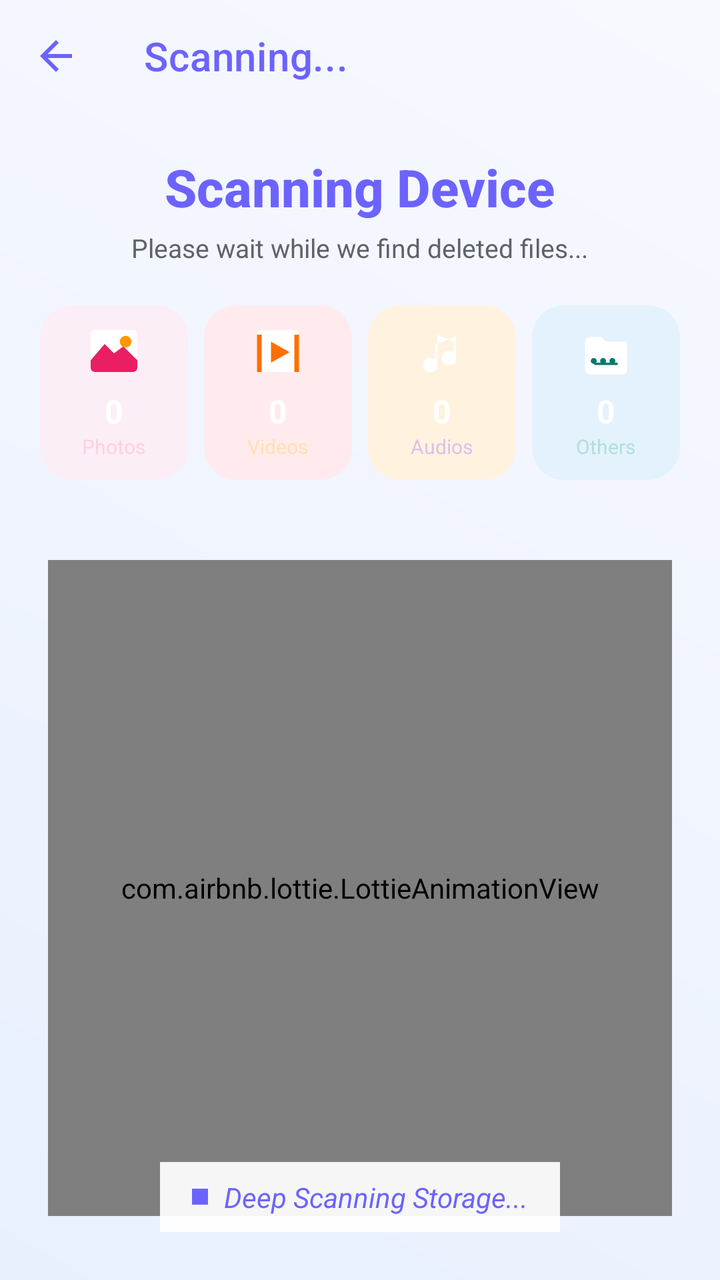
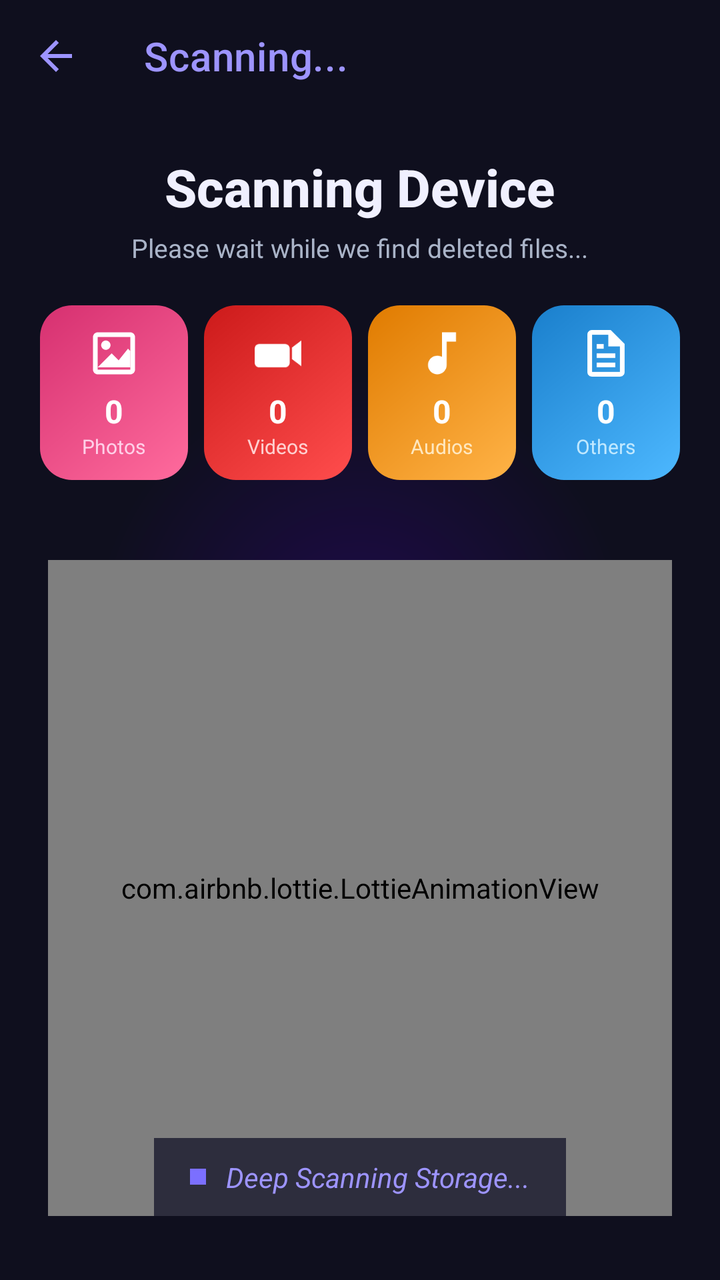

An Android layout rendered at two revisions. The XML below is the earlier revision; the diff shows what the commit changed to produce the second picture.
<!-- AndroidManifest.xml: application theme Theme.PhotoRecoveryNew -->
<!-- res/layout/activity_scanning.xml -->
<?xml version="1.0" encoding="utf-8"?>
<RelativeLayout xmlns:android="http://schemas.android.com/apk/res/android"
    xmlns:app="http://schemas.android.com/apk/res-auto"
    xmlns:tools="http://schemas.android.com/tools"
    android:layout_width="match_parent"
    android:layout_height="match_parent"
    android:background="@drawable/bg_scan_screen"
    tools:context=".activity.ScanningActivity">

    
    <com.google.android.material.appbar.AppBarLayout
        android:id="@+id/appbar"
        android:layout_width="match_parent"
        android:layout_height="wrap_content"
        android:background="@android:color/transparent"
        android:elevation="0dp">

        <com.google.android.material.appbar.MaterialToolbar
            android:id="@+id/toolBar"
            android:layout_width="match_parent"
            android:layout_height="?attr/actionBarSize"
            android:background="@android:color/transparent"
            app:title="Scanning..."
            app:titleTextColor="@color/colorPrimary"
            app:navigationIcon="@drawable/ic_back"
            app:navigationIconTint="@color/colorPrimary" />
    </com.google.android.material.appbar.AppBarLayout>

    
    <RelativeLayout
        android:id="@+id/ll1"
        android:layout_width="match_parent"
        android:layout_height="match_parent"
        android:layout_below="@id/appbar"
        android:layout_above="@id/adsView">

        
        <LinearLayout
            android:id="@+id/titleLayout"
            android:layout_width="wrap_content"
            android:layout_height="wrap_content"
            android:orientation="vertical"
            android:gravity="center"
            android:layout_centerHorizontal="true"
            android:layout_marginTop="20dp">

            <TextView
                android:layout_width="wrap_content"
                android:layout_height="wrap_content"
                android:text="Scanning Device"
                android:textColor="@color/colorPrimary"
                android:textSize="26sp"
                android:textStyle="bold"
                android:fontFamily="sans-serif-medium"/>

            <TextView
                android:layout_width="wrap_content"
                android:layout_height="wrap_content"
                android:text="Please wait while we find deleted files..."
                android:textColor="@color/colorTextSecondary"
                android:textSize="13sp"
                android:layout_marginTop="4dp"/>
        </LinearLayout>

        
        <LinearLayout
            android:id="@+id/ll_counts"
            android:layout_width="match_parent"
            android:layout_height="wrap_content"
            android:orientation="horizontal"
            android:gravity="center"
            android:layout_below="@id/titleLayout"
            android:layout_marginTop="20dp"
            android:layout_marginHorizontal="16dp"
            android:weightSum="4">

            
            <LinearLayout
                android:layout_width="0dp"
                android:layout_height="wrap_content"
                android:layout_weight="1"
                android:layout_marginHorizontal="4dp"
                android:orientation="vertical"
                android:gravity="center"
                android:background="@drawable/bg_card_photos"
                android:padding="10dp">
                <ImageView
                    android:layout_width="28dp"
                    android:layout_height="28dp"
                    android:src="@drawable/ic_category_photos"/>
                <TextView
                    android:id="@+id/noOfImage"
                    android:layout_width="wrap_content"
                    android:layout_height="wrap_content"
                    android:text="0"
                    android:textColor="@color/white"
                    android:textSize="16sp"
                    android:textStyle="bold"
                    android:layout_marginTop="4dp"/>
                <TextView
                    android:layout_width="wrap_content"
                    android:layout_height="wrap_content"
                    android:text="Photos"
                    android:textColor="#FFD0DE"
                    android:textSize="10sp"/>
            </LinearLayout>

            
            <LinearLayout
                android:layout_width="0dp"
                android:layout_height="wrap_content"
                android:layout_weight="1"
                android:layout_marginHorizontal="4dp"
                android:orientation="vertical"
                android:gravity="center"
                android:background="@drawable/bg_card_videos"
                android:padding="10dp">
                <ImageView
                    android:layout_width="28dp"
                    android:layout_height="28dp"
                    android:src="@drawable/ic_category_videos"/>
                <TextView
                    android:id="@+id/noOfVideo"
                    android:layout_width="wrap_content"
                    android:layout_height="wrap_content"
                    android:text="0"
                    android:textColor="@color/white"
                    android:textSize="16sp"
                    android:textStyle="bold"
                    android:layout_marginTop="4dp"/>
                <TextView
                    android:layout_width="wrap_content"
                    android:layout_height="wrap_content"
                    android:text="Videos"
                    android:textColor="#FFE0B2"
                    android:textSize="10sp"/>
            </LinearLayout>

            
            <LinearLayout
                android:layout_width="0dp"
                android:layout_height="wrap_content"
                android:layout_weight="1"
                android:layout_marginHorizontal="4dp"
                android:orientation="vertical"
                android:gravity="center"
                android:background="@drawable/bg_card_audios"
                android:padding="10dp">
                <ImageView
                    android:layout_width="28dp"
                    android:layout_height="28dp"
                    android:src="@drawable/ic_category_audios"/>
                <TextView
                    android:id="@+id/noOfAudio"
                    android:layout_width="wrap_content"
                    android:layout_height="wrap_content"
                    android:text="0"
                    android:textColor="@color/white"
                    android:textSize="16sp"
                    android:textStyle="bold"
                    android:layout_marginTop="4dp"/>
                <TextView
                    android:layout_width="wrap_content"
                    android:layout_height="wrap_content"
                    android:text="Audios"
                    android:textColor="#E1BEE7"
                    android:textSize="10sp"/>
            </LinearLayout>

            
            <LinearLayout
                android:layout_width="0dp"
                android:layout_height="wrap_content"
                android:layout_weight="1"
                android:layout_marginHorizontal="4dp"
                android:orientation="vertical"
                android:gravity="center"
                android:background="@drawable/bg_card_others"
                android:padding="10dp">
                <ImageView
                    android:layout_width="28dp"
                    android:layout_height="28dp"
                    android:src="@drawable/ic_category_others"/>
                <TextView
                    android:id="@+id/noOfOthers"
                    android:layout_width="wrap_content"
                    android:layout_height="wrap_content"
                    android:text="0"
                    android:textColor="@color/white"
                    android:textSize="16sp"
                    android:textStyle="bold"
                    android:layout_marginTop="4dp"/>
                <TextView
                    android:layout_width="wrap_content"
                    android:layout_height="wrap_content"
                    android:text="Others"
                    android:textColor="#B2DFDB"
                    android:textSize="10sp"/>
            </LinearLayout>
        </LinearLayout>

        
        <RelativeLayout
            android:layout_width="match_parent"
            android:layout_height="match_parent"
            android:layout_below="@id/ll_counts"
            android:layout_marginTop="16dp"
            android:layout_marginBottom="8dp">

            <com.airbnb.lottie.LottieAnimationView
                android:id="@+id/animation_view"
                android:layout_width="match_parent"
                android:layout_height="match_parent"
                android:layout_margin="24dp"
                app:lottie_autoPlay="true"
                app:lottie_loop="true"
                app:lottie_rawRes="@raw/redar1" />

            
            <LinearLayout
                android:layout_width="wrap_content"
                android:layout_height="wrap_content"
                android:layout_alignParentBottom="true"
                android:layout_centerHorizontal="true"
                android:layout_marginBottom="16dp"
                android:orientation="horizontal"
                android:gravity="center_vertical"
                android:background="#EEFFFFFF"
                android:paddingHorizontal="16dp"
                android:paddingVertical="8dp">
                <View
                    android:layout_width="8dp"
                    android:layout_height="8dp"
                    android:background="@color/colorPrimary"
                    android:layout_marginEnd="8dp"/>
                <TextView
                    android:layout_width="wrap_content"
                    android:layout_height="wrap_content"
                    android:text="Deep Scanning Storage..."
                    android:textColor="@color/colorPrimary"
                    android:textSize="14sp"
                    android:textStyle="italic"/>
            </LinearLayout>
        </RelativeLayout>
    </RelativeLayout>

    
    <FrameLayout
        android:id="@+id/adsView"
        android:layout_width="match_parent"
        android:layout_height="wrap_content"
        android:layout_alignParentBottom="true"
        android:background="@color/colorSurface"/>

</RelativeLayout>
<!-- resources referenced by this layout -->
<resources>
  <color name="colorPrimary">#6C63FF</color>
  <color name="colorSurface">#FFFFFF</color>
  <color name="colorTextSecondary">#5F6368</color>
  <!-- drawable bg_card_audios (drawable) -->
  <?xml version="1.0" encoding="utf-8"?>
  <shape xmlns:android="http://schemas.android.com/apk/res/android"
      android:shape="rectangle">
      <solid android:color="#FFF3E0"/>
      <corners android:radius="16dp"/>
  </shape>
  <!-- drawable bg_card_others (drawable) -->
  <?xml version="1.0" encoding="utf-8"?>
  <shape xmlns:android="http://schemas.android.com/apk/res/android"
      android:shape="rectangle">
      <solid android:color="#E3F2FD"/>
      <corners android:radius="16dp"/>
  </shape>
  <!-- drawable bg_card_photos (drawable) -->
  <?xml version="1.0" encoding="utf-8"?>
  <shape xmlns:android="http://schemas.android.com/apk/res/android"
      android:shape="rectangle">
      <solid android:color="#FCEEF6"/>
      <corners android:radius="16dp"/>
  </shape>
  <!-- drawable bg_card_videos (drawable) -->
  <?xml version="1.0" encoding="utf-8"?>
  <shape xmlns:android="http://schemas.android.com/apk/res/android"
      android:shape="rectangle">
      <solid android:color="#FFEBEE"/>
      <corners android:radius="16dp"/>
  </shape>
  <!-- drawable bg_scan_screen (drawable) -->
  <?xml version="1.0" encoding="utf-8"?>
  <shape xmlns:android="http://schemas.android.com/apk/res/android"
      android:shape="rectangle">
      <gradient
          android:angle="225"
          android:startColor="#F8F9FF"
          android:endColor="#E8F0FE"
          android:type="linear"/>
  </shape>
  <!-- drawable ic_category_audios (drawable) -->
  <?xml version="1.0" encoding="utf-8"?>
  <vector xmlns:android="http://schemas.android.com/apk/res/android"
      android:width="48dp"
      android:height="48dp"
      android:viewportWidth="48"
      android:viewportHeight="48">
      
      <path
          android:fillColor="#FFFFFF"
          android:pathData="M20,8 L20,34 Q20,40 14,40 Q8,40 8,34 Q8,28 14,28 Q16,28 18,29 L18,16 L36,10 L36,28 Q36,34 30,34 Q24,34 24,28 Q24,22 30,22 Q32,22 34,23 L34,14 Z"/>
  </vector>
  <!-- drawable ic_category_others (drawable) -->
  <?xml version="1.0" encoding="utf-8"?>
  <vector xmlns:android="http://schemas.android.com/apk/res/android"
      android:width="48dp"
      android:height="48dp"
      android:viewportWidth="48"
      android:viewportHeight="48">
      
      <path
          android:fillColor="#FFFFFF"
          android:pathData="M6,14 Q6,10 10,10 L20,10 L24,14 L42,14 Q42,14 42,18 L42,38 Q42,42 38,42 L10,42 Q6,42 6,38 Z"/>
      
      <path
          android:fillColor="#00796B"
          android:pathData="M13.5,28 A2.5,2.5 0 1,0 13.501,28 Z"/>
      
      <path
          android:fillColor="#00796B"
          android:pathData="M21.5,28 A2.5,2.5 0 1,0 21.501,28 Z"/>
      
      <path
          android:fillColor="#00796B"
          android:pathData="M29.5,28 A2.5,2.5 0 1,0 29.501,28 Z"/>
      
      <path
          android:fillColor="#00796B"
          android:pathData="M14,32 L34,32 L34,34 L14,34 Z"/>
  </vector>
  <!-- drawable ic_category_photos (drawable) -->
  <?xml version="1.0" encoding="utf-8"?>
  <vector xmlns:android="http://schemas.android.com/apk/res/android"
      android:width="48dp"
      android:height="48dp"
      android:viewportWidth="48"
      android:viewportHeight="48">
      
      <path
          android:fillColor="#FFFFFF"
          android:pathData="M4,8 Q4,4 8,4 L40,4 Q44,4 44,8 L44,36 Q44,40 40,40 L8,40 Q4,40 4,36 Z"/>
      
      <path
          android:fillColor="#E91E63"
          android:pathData="M4,30 L16,16 L24,24 L32,18 L44,30 L44,36 Q44,40 40,40 L8,40 Q4,40 4,36 Z"/>
      
      <path
          android:fillColor="#FF9800"
          android:pathData="M34,9 A5,5 0 1,0 34.001,9 Z"/>
  </vector>
  <!-- drawable ic_category_videos (drawable) -->
  <?xml version="1.0" encoding="utf-8"?>
  <vector xmlns:android="http://schemas.android.com/apk/res/android"
      android:width="48dp"
      android:height="48dp"
      android:viewportWidth="48"
      android:viewportHeight="48">
      
      <path
          android:fillColor="#FFFFFF"
          android:pathData="M6,8 Q6,4 10,4 L38,4 Q42,4 42,8 L42,36 Q42,40 38,40 L10,40 Q6,40 6,36 Z"/>
      
      <path
          android:fillColor="#FF6F00"
          android:pathData="M6,8 L6,40 L10,40 L10,8 Z"/>
      <path
          android:fillColor="#FF6F00"
          android:pathData="M38,8 L42,8 L42,40 L38,40 Z"/>
      
      <path
          android:fillColor="#FF6F00"
          android:pathData="M18,14 L18,32 L34,23 Z"/>
  </vector>
  <style name="Theme.PhotoRecoveryNew" parent="Theme.MaterialComponents.Light.NoActionBar">
          <item name="colorPrimary">@color/colorPrimary</item>
          <item name="colorPrimaryVariant">@color/colorPrimaryDark</item>
          <item name="colorOnPrimary">@color/white</item>
          <item name="colorSecondary">@color/colorAccent</item>
          <item name="colorOnSecondary">@color/white</item>
          <item name="android:windowBackground">@color/colorBackground</item>
          <item name="android:statusBarColor" tools:targetApi="l">#FFFFFF</item>
          <item name="android:windowLightStatusBar" tools:targetApi="m">true</item>
      </style>
  <color name="colorPrimaryDark">#4A42D6</color>
  <color name="colorAccent">#6C63FF</color>
  <color name="colorBackground">#F5F5F5</color>
  <!-- unchanged entries left out for length: 2 -->
</resources>

<!-- the commit's change to res/layout/activity_scanning.xml (unified diff, before → after) -->
@@ -21,9 +21,9 @@
             android:layout_height="?attr/actionBarSize"
             android:background="@android:color/transparent"
             app:title="Scanning..."
-            app:titleTextColor="@color/colorPrimary"
+            app:titleTextColor="@color/colorPrimaryLight"
             app:navigationIcon="@drawable/ic_back"
-            app:navigationIconTint="@color/colorPrimary" />
+            app:navigationIconTint="@color/colorPrimaryLight" />
     </com.google.android.material.appbar.AppBarLayout>
 
     
@@ -31,8 +31,7 @@
         android:id="@+id/ll1"
         android:layout_width="match_parent"
         android:layout_height="match_parent"
-        android:layout_below="@id/appbar"
-        android:layout_above="@id/adsView">
+        android:layout_below="@id/appbar">
 
         
         <LinearLayout
@@ -48,7 +47,7 @@
                 android:layout_width="wrap_content"
                 android:layout_height="wrap_content"
                 android:text="Scanning Device"
-                android:textColor="@color/colorPrimary"
+                android:textColor="@color/colorTextPrimary"
                 android:textSize="26sp"
                 android:textStyle="bold"
                 android:fontFamily="sans-serif-medium"/>
@@ -87,7 +86,8 @@
                 <ImageView
                     android:layout_width="28dp"
                     android:layout_height="28dp"
-                    android:src="@drawable/ic_category_photos"/>
+                    android:src="@drawable/ic_cat_images"
+                    android:tint="@color/white"/>
                 <TextView
                     android:id="@+id/noOfImage"
                     android:layout_width="wrap_content"
@@ -101,7 +101,7 @@
                     android:layout_width="wrap_content"
                     android:layout_height="wrap_content"
                     android:text="Photos"
-                    android:textColor="#FFD0DE"
+                    android:textColor="#FFD0E8"
                     android:textSize="10sp"/>
             </LinearLayout>
 
@@ -118,7 +118,8 @@
                 <ImageView
                     android:layout_width="28dp"
                     android:layout_height="28dp"
-                    android:src="@drawable/ic_category_videos"/>
+                    android:src="@drawable/ic_cat_videos"
+                    android:tint="@color/white"/>
                 <TextView
                     android:id="@+id/noOfVideo"
                     android:layout_width="wrap_content"
@@ -132,7 +133,7 @@
                     android:layout_width="wrap_content"
                     android:layout_height="wrap_content"
                     android:text="Videos"
-                    android:textColor="#FFE0B2"
+                    android:textColor="#FFD0D0"
                     android:textSize="10sp"/>
             </LinearLayout>
 
@@ -149,7 +150,8 @@
                 <ImageView
                     android:layout_width="28dp"
                     android:layout_height="28dp"
-                    android:src="@drawable/ic_category_audios"/>
+                    android:src="@drawable/ic_cat_audio"
+                    android:tint="@color/white"/>
                 <TextView
                     android:id="@+id/noOfAudio"
                     android:layout_width="wrap_content"
@@ -163,7 +165,7 @@
                     android:layout_width="wrap_content"
                     android:layout_height="wrap_content"
                     android:text="Audios"
-                    android:textColor="#E1BEE7"
+                    android:textColor="#FFE8C0"
                     android:textSize="10sp"/>
             </LinearLayout>
 
@@ -180,7 +182,8 @@
                 <ImageView
                     android:layout_width="28dp"
                     android:layout_height="28dp"
-                    android:src="@drawable/ic_category_others"/>
+                    android:src="@drawable/ic_cat_others"
+                    android:tint="@color/white"/>
                 <TextView
                     android:id="@+id/noOfOthers"
                     android:layout_width="wrap_content"
@@ -194,7 +197,7 @@
                     android:layout_width="wrap_content"
                     android:layout_height="wrap_content"
                     android:text="Others"
-                    android:textColor="#B2DFDB"
+                    android:textColor="#C0E8FF"
                     android:textSize="10sp"/>
             </LinearLayout>
         </LinearLayout>
@@ -222,22 +225,22 @@
                 android:layout_height="wrap_content"
                 android:layout_alignParentBottom="true"
                 android:layout_centerHorizontal="true"
-                android:layout_marginBottom="16dp"
+                android:layout_marginBottom="24dp"
                 android:orientation="horizontal"
                 android:gravity="center_vertical"
-                android:background="#EEFFFFFF"
-                android:paddingHorizontal="16dp"
-                android:paddingVertical="8dp">
+                android:background="#CC1A1A2E"
+                android:paddingHorizontal="18dp"
+                android:paddingVertical="10dp">
                 <View
                     android:layout_width="8dp"
                     android:layout_height="8dp"
                     android:background="@color/colorPrimary"
-                    android:layout_marginEnd="8dp"/>
+                    android:layout_marginEnd="10dp"/>
                 <TextView
                     android:layout_width="wrap_content"
                     android:layout_height="wrap_content"
                     android:text="Deep Scanning Storage..."
-                    android:textColor="@color/colorPrimary"
+                    android:textColor="@color/colorPrimaryLight"
                     android:textSize="14sp"
                     android:textStyle="italic"/>
             </LinearLayout>
@@ -245,11 +248,5 @@
     </RelativeLayout>
 
     
-    <FrameLayout
-        android:id="@+id/adsView"
-        android:layout_width="match_parent"
-        android:layout_height="wrap_content"
-        android:layout_alignParentBottom="true"
-        android:background="@color/colorSurface"/>
 
 </RelativeLayout>
<!-- resource entries referenced after the edit -->
@@ -1,34 +1,47 @@
 <!-- resources referenced by this layout -->
 <resources>
-  <color name="colorPrimary">#6C63FF</color>
-  <color name="colorSurface">#FFFFFF</color>
-  <color name="colorTextSecondary">#5F6368</color>
+  <color name="colorPrimary">#7B6FFF</color>
+  <color name="colorPrimaryLight">#9D94FF</color>
+  <color name="colorTextPrimary">#F0F0FF</color>
+  <color name="colorTextSecondary">#AAB4C8</color>
   <!-- drawable bg_card_audios (drawable) -->
   <?xml version="1.0" encoding="utf-8"?>
   <shape xmlns:android="http://schemas.android.com/apk/res/android"
       android:shape="rectangle">
-      <solid android:color="#FFF3E0"/>
+      <gradient
+          android:startColor="#FFB347"
+          android:endColor="#E07B00"
+          android:angle="135"/>
       <corners android:radius="16dp"/>
   </shape>
   <!-- drawable bg_card_others (drawable) -->
   <?xml version="1.0" encoding="utf-8"?>
   <shape xmlns:android="http://schemas.android.com/apk/res/android"
       android:shape="rectangle">
-      <solid android:color="#E3F2FD"/>
+      <gradient
+          android:startColor="#4DB8FF"
+          android:endColor="#1A7FCC"
+          android:angle="135"/>
       <corners android:radius="16dp"/>
   </shape>
   <!-- drawable bg_card_photos (drawable) -->
   <?xml version="1.0" encoding="utf-8"?>
   <shape xmlns:android="http://schemas.android.com/apk/res/android"
       android:shape="rectangle">
-      <solid android:color="#FCEEF6"/>
+      <gradient
+          android:startColor="#FF6B9D"
+          android:endColor="#D63070"
+          android:angle="135"/>
       <corners android:radius="16dp"/>
   </shape>
   <!-- drawable bg_card_videos (drawable) -->
   <?xml version="1.0" encoding="utf-8"?>
   <shape xmlns:android="http://schemas.android.com/apk/res/android"
       android:shape="rectangle">
-      <solid android:color="#FFEBEE"/>
+      <gradient
+          android:startColor="#FF4D4D"
+          android:endColor="#CC1A1A"
+          android:angle="135"/>
       <corners android:radius="16dp"/>
   </shape>
   <!-- drawable bg_scan_screen (drawable) -->
@@ -36,107 +49,91 @@
   <shape xmlns:android="http://schemas.android.com/apk/res/android"
       android:shape="rectangle">
       <gradient
-          android:angle="225"
-          android:startColor="#F8F9FF"
-          android:endColor="#E8F0FE"
-          android:type="linear"/>
+          android:startColor="#1E0A4A"
+          android:centerColor="#0F0F1E"
+          android:endColor="#0F0F1E"
+          android:type="radial"
+          android:gradientRadius="800"/>
   </shape>
-  <!-- drawable ic_category_audios (drawable) -->
+  <!-- drawable ic_cat_audio (drawable) -->
   <?xml version="1.0" encoding="utf-8"?>
   <vector xmlns:android="http://schemas.android.com/apk/res/android"
-      android:width="48dp"
-      android:height="48dp"
-      android:viewportWidth="48"
-      android:viewportHeight="48">
+      android:width="24dp"
+      android:height="24dp"
+      android:viewportWidth="24"
+      android:viewportHeight="24">
       
       <path
           android:fillColor="#FFFFFF"
-          android:pathData="M20,8 L20,34 Q20,40 14,40 Q8,40 8,34 Q8,28 14,28 Q16,28 18,29 L18,16 L36,10 L36,28 Q36,34 30,34 Q24,34 24,28 Q24,22 30,22 Q32,22 34,23 L34,14 Z"/>
+          android:pathData="M12,3V13.55C11.41,13.21 10.73,13 10,13C7.79,13 6,14.79 6,17C6,19.21 7.79,21 10,21C12.21,21 14,19.21 14,17V7H18V3H12Z"/>
   </vector>
-  <!-- drawable ic_category_others (drawable) -->
+  <!-- drawable ic_cat_images (drawable) -->
   <?xml version="1.0" encoding="utf-8"?>
   <vector xmlns:android="http://schemas.android.com/apk/res/android"
-      android:width="48dp"
-      android:height="48dp"
-      android:viewportWidth="48"
-      android:viewportHeight="48">
+      android:width="24dp"
+      android:height="24dp"
+      android:viewportWidth="24"
+      android:viewportHeight="24">
       
       <path
           android:fillColor="#FFFFFF"
-          android:pathData="M6,14 Q6,10 10,10 L20,10 L24,14 L42,14 Q42,14 42,18 L42,38 Q42,42 38,42 L10,42 Q6,42 6,38 Z"/>
-      
-      <path
-          android:fillColor="#00796B"
-          android:pathData="M13.5,28 A2.5,2.5 0 1,0 13.501,28 Z"/>
-      
-      <path
-          android:fillColor="#00796B"
-          android:pathData="M21.5,28 A2.5,2.5 0 1,0 21.501,28 Z"/>
-      
-      <path
-          android:fillColor="#00796B"
-          android:pathData="M29.5,28 A2.5,2.5 0 1,0 29.501,28 Z"/>
-      
-      <path
-          android:fillColor="#00796B"
-          android:pathData="M14,32 L34,32 L34,34 L14,34 Z"/>
-  </vector>
-  <!-- drawable ic_category_photos (drawable) -->
-  <?xml version="1.0" encoding="utf-8"?>
-  <vector xmlns:android="http://schemas.android.com/apk/res/android"
-      android:width="48dp"
-      android:height="48dp"
-      android:viewportWidth="48"
-      android:viewportHeight="48">
+          android:pathData="M19,3H5C3.9,3 3,3.9 3,5V19C3,20.1 3.9,21 5,21H19C20.1,21 21,20.1 21,19V5C21,3.9 20.1,3 19,3ZM19,19H5V5H19V19Z"/>
       
       <path
           android:fillColor="#FFFFFF"
-          android:pathData="M4,8 Q4,4 8,4 L40,4 Q44,4 44,8 L44,36 Q44,40 40,40 L8,40 Q4,40 4,36 Z"/>
-      
-      <path
-          android:fillColor="#E91E63"
-          android:pathData="M4,30 L16,16 L24,24 L32,18 L44,30 L44,36 Q44,40 40,40 L8,40 Q4,40 4,36 Z"/>
-      
-      <path
-          android:fillColor="#FF9800"
-          android:pathData="M34,9 A5,5 0 1,0 34.001,9 Z"/>
-  </vector>
-  <!-- drawable ic_category_videos (drawable) -->
-  <?xml version="1.0" encoding="utf-8"?>
-  <vector xmlns:android="http://schemas.android.com/apk/res/android"
-      android:width="48dp"
-      android:height="48dp"
-      android:viewportWidth="48"
-      android:viewportHeight="48">
+          android:pathData="M8.5,10.5C9.6,10.5 10.5,9.6 10.5,8.5C10.5,7.4 9.6,6.5 8.5,6.5C7.4,6.5 6.5,7.4 6.5,8.5C6.5,9.6 7.4,10.5 8.5,10.5Z"/>
       
       <path
           android:fillColor="#FFFFFF"
-          android:pathData="M6,8 Q6,4 10,4 L38,4 Q42,4 42,8 L42,36 Q42,40 38,40 L10,40 Q6,40 6,36 Z"/>
+          android:pathData="M5,18 L11,12 L14,15 L18,10 L19,11 L19,18 Z"/>
+  </vector>
+  <!-- drawable ic_cat_others (drawable) -->
+  <?xml version="1.0" encoding="utf-8"?>
+  <vector xmlns:android="http://schemas.android.com/apk/res/android"
+      android:width="24dp"
+      android:height="24dp"
+      android:viewportWidth="24"
+      android:viewportHeight="24">
       
       <path
-          android:fillColor="#FF6F00"
-          android:pathData="M6,8 L6,40 L10,40 L10,8 Z"/>
-      <path
-          android:fillColor="#FF6F00"
-          android:pathData="M38,8 L42,8 L42,40 L38,40 Z"/>
+          android:fillColor="#FFFFFF"
+          android:pathData="M14,2H6C4.9,2 4,2.9 4,4V20C4,21.1 4.9,22 6,22H18C19.1,22 20,21.1 20,20V8L14,2ZM18,20H6V4H13V9H18V20Z"/>
       
       <path
-          android:fillColor="#FF6F00"
-          android:pathData="M18,14 L18,32 L34,23 Z"/>
+          android:fillColor="#FFFFFF"
+          android:pathData="M8,12H16V14H8V12ZM8,16H16V18H8V16ZM8,8H11V10H8V8Z"/>
   </vector>
-  <style name="Theme.PhotoRecoveryNew" parent="Theme.MaterialComponents.Light.NoActionBar">
+  <!-- drawable ic_cat_videos (drawable) -->
+  <?xml version="1.0" encoding="utf-8"?>
+  <vector xmlns:android="http://schemas.android.com/apk/res/android"
+      android:width="24dp"
+      android:height="24dp"
+      android:viewportWidth="24"
+      android:viewportHeight="24">
+      
+      <path
+          android:fillColor="#FFFFFF"
+          android:pathData="M15,8H4C2.9,8 2,8.9 2,10V16C2,17.1 2.9,18 4,18H15C16.1,18 17,17.1 17,16V10C17,8.9 16.1,8 15,8Z"/>
+      
+      <path
+          android:fillColor="#FFFFFF"
+          android:pathData="M18,9.5L22,6.5V17.5L18,14.5V9.5Z"/>
+  </vector>
+  <style name="Theme.PhotoRecoveryNew" parent="Theme.MaterialComponents.NoActionBar">
           <item name="colorPrimary">@color/colorPrimary</item>
           <item name="colorPrimaryVariant">@color/colorPrimaryDark</item>
           <item name="colorOnPrimary">@color/white</item>
-          <item name="colorSecondary">@color/colorAccent</item>
+          <item name="colorSecondary">@color/colorSecondary</item>
           <item name="colorOnSecondary">@color/white</item>
           <item name="android:windowBackground">@color/colorBackground</item>
-          <item name="android:statusBarColor" tools:targetApi="l">#FFFFFF</item>
-          <item name="android:windowLightStatusBar" tools:targetApi="m">true</item>
+          <item name="android:statusBarColor" tools:targetApi="l">@color/colorBackground</item>
+          <item name="android:navigationBarColor">@color/colorNavBackground</item>
+          <item name="android:windowLightStatusBar" tools:targetApi="m">false</item>
       </style>
-  <color name="colorPrimaryDark">#4A42D6</color>
-  <color name="colorAccent">#6C63FF</color>
-  <color name="colorBackground">#F5F5F5</color>
+  <color name="colorPrimaryDark">#5A4FE0</color>
+  <color name="colorSecondary">#00D4AA</color>
+  <color name="colorBackground">#0F0F1E</color>
+  <color name="colorNavBackground">#12121F</color>
   <!-- unchanged entries left out for length: 2 -->
 </resources>
 
